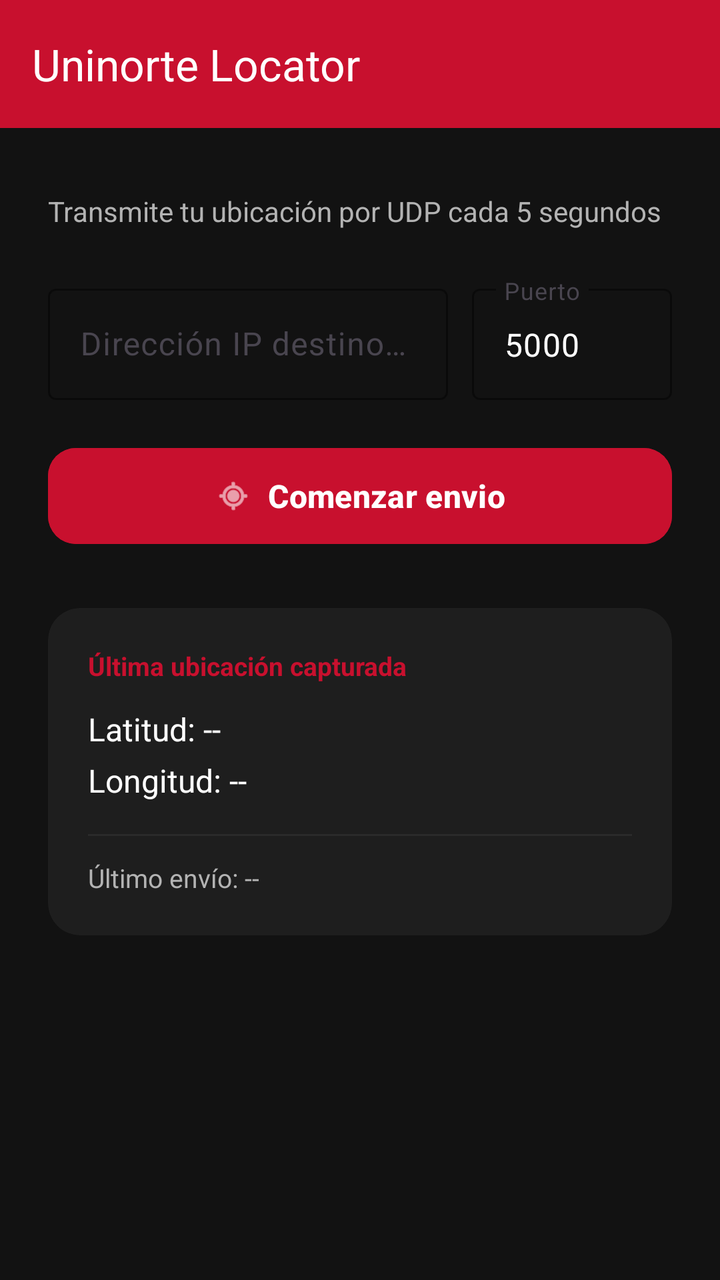
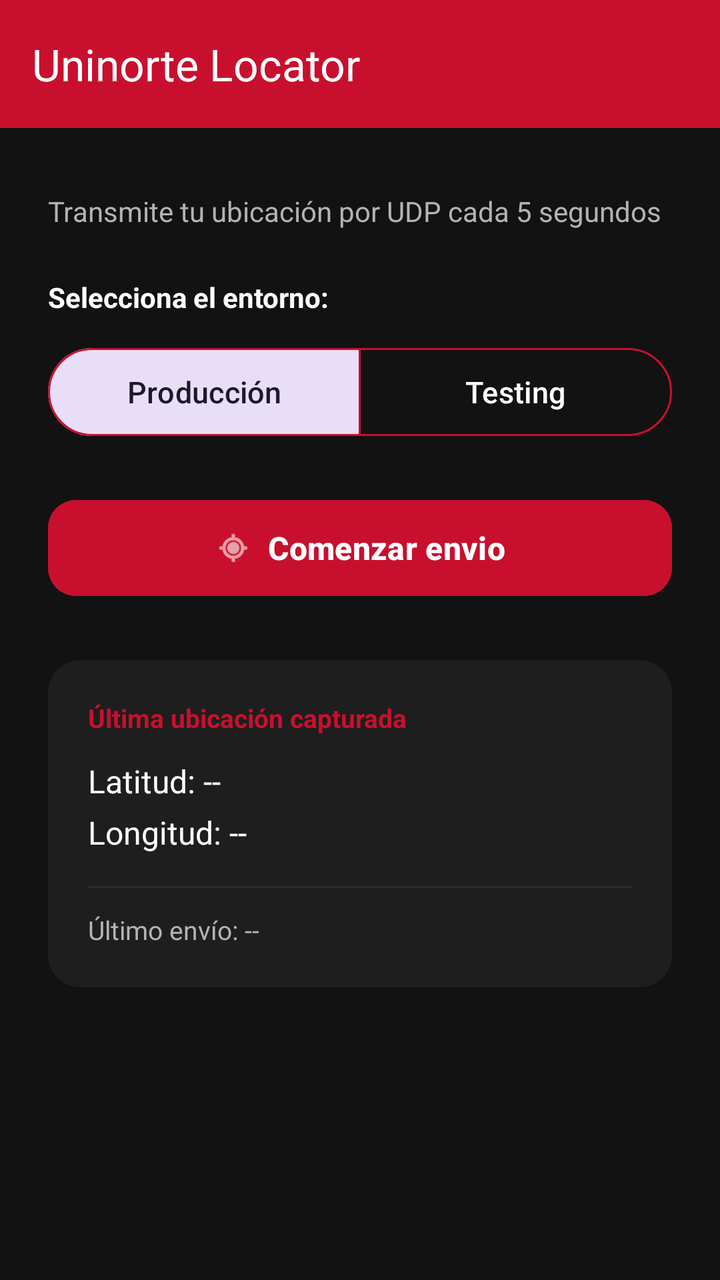

Two renders of the same Android screen: before a commit and after it. Below are the layout's source before the change and the commit's diff.
<!-- AndroidManifest.xml: application theme Theme.UninorteLocator -->
<!-- res/layout/activity_main.xml -->
<?xml version="1.0" encoding="utf-8"?>
<LinearLayout
    xmlns:android="http://schemas.android.com/apk/res/android"
    xmlns:app="http://schemas.android.com/apk/res-auto"
    xmlns:tools="http://schemas.android.com/tools"
    android:layout_width="match_parent"
    android:layout_height="match_parent"
    android:orientation="vertical"
    android:background="@color/background_dark"
    tools:context=".MainActivity">

    <com.google.android.material.appbar.MaterialToolbar
        android:id="@+id/toolbar"
        android:layout_width="match_parent"
        android:layout_height="?attr/actionBarSize"
        android:background="@color/uninorte_red"
        app:title="@string/app_name"
        app:titleTextColor="@color/white" />

    <androidx.core.widget.NestedScrollView
        android:layout_width="match_parent"
        android:layout_height="0dp"
        android:layout_weight="1"
        android:fillViewport="true">

        <androidx.constraintlayout.widget.ConstraintLayout
            android:layout_width="match_parent"
            android:layout_height="wrap_content"
            android:padding="24dp">

            <TextView
                android:id="@+id/tvSubtitle"
                android:layout_width="0dp"
                android:layout_height="wrap_content"
                android:layout_marginTop="8dp"
                android:text="@string/subtitle_send_location"
                android:textColor="@color/text_secondary"
                android:textSize="14sp"
                app:layout_constraintEnd_toEndOf="parent"
                app:layout_constraintStart_toStartOf="parent"
                app:layout_constraintTop_toTopOf="parent" />

            <com.google.android.material.textfield.TextInputLayout
                android:id="@+id/tilIp"
                style="@style/Widget.Material3.TextInputLayout.OutlinedBox"
                android:layout_width="0dp"
                android:layout_height="wrap_content"
                android:layout_marginTop="24dp"
                android:hint="@string/hint_ip_address"
                app:boxStrokeColor="@color/uninorte_red"
                app:hintTextColor="@color/uninorte_red"
                app:layout_constraintEnd_toStartOf="@id/tilPort"
                app:layout_constraintHorizontal_weight="2"
                app:layout_constraintStart_toStartOf="parent"
                app:layout_constraintTop_toBottomOf="@id/tvSubtitle">

                <com.google.android.material.textfield.TextInputEditText
                    android:id="@+id/etIpAddress"
                    android:layout_width="match_parent"
                    android:layout_height="wrap_content"
                    android:digits="0123456789."
                    android:inputType="text"
                    android:maxLength="15"
                    android:textColor="@color/white" />

            </com.google.android.material.textfield.TextInputLayout>

            <com.google.android.material.textfield.TextInputLayout
                android:id="@+id/tilPort"
                style="@style/Widget.Material3.TextInputLayout.OutlinedBox"
                android:layout_width="0dp"
                android:layout_height="wrap_content"
                android:layout_marginStart="12dp"
                android:layout_marginTop="24dp"
                android:hint="@string/hint_port"
                app:boxStrokeColor="@color/uninorte_red"
                app:hintTextColor="@color/uninorte_red"
                app:layout_constraintEnd_toEndOf="parent"
                app:layout_constraintHorizontal_weight="1"
                app:layout_constraintStart_toEndOf="@id/tilIp"
                app:layout_constraintTop_toBottomOf="@id/tvSubtitle">

                <com.google.android.material.textfield.TextInputEditText
                    android:id="@+id/etPort"
                    android:layout_width="match_parent"
                    android:layout_height="wrap_content"
                    android:digits="0123456789"
                    android:inputType="number"
                    android:maxLength="5"
                    android:text="@string/default_port"
                    android:textColor="@color/white" />

            </com.google.android.material.textfield.TextInputLayout>

            <com.google.android.material.button.MaterialButton
                android:id="@+id/btnToggleEnvio"
                android:layout_width="0dp"
                android:layout_height="56dp"
                android:layout_marginTop="20dp"
                android:backgroundTint="@color/uninorte_red"
                android:text="@string/button_start_sending"
                android:textAllCaps="false"
                android:textColor="@color/white"
                android:textSize="16sp"
                android:textStyle="bold"
                app:cornerRadius="14dp"
                app:icon="@android:drawable/ic_menu_mylocation"
                app:iconGravity="textStart"
                app:iconTint="@color/white"
                app:layout_constraintEnd_toEndOf="parent"
                app:layout_constraintStart_toStartOf="parent"
                app:layout_constraintTop_toBottomOf="@id/tilIp" />

            <com.google.android.material.button.MaterialButton
                android:id="@+id/btnDebugSend"
                android:layout_width="0dp"
                android:layout_height="48dp"
                android:layout_marginTop="12dp"
                android:visibility="gone"
                android:backgroundTint="@color/card_background"
                android:text="@string/debug_send_button"
                android:textAllCaps="false"
                android:textColor="@color/white"
                android:textSize="14sp"
                app:cornerRadius="14dp"
                app:strokeColor="@color/uninorte_red"
                app:layout_constraintEnd_toEndOf="parent"
                app:layout_constraintStart_toStartOf="parent"
                app:layout_constraintTop_toBottomOf="@id/btnToggleEnvio" />

            <androidx.cardview.widget.CardView
                android:id="@+id/cardResult"
                android:layout_width="0dp"
                android:layout_height="wrap_content"
                android:layout_marginTop="28dp"
                app:cardBackgroundColor="@color/card_background"
                app:cardCornerRadius="16dp"
                app:cardElevation="0dp"
                app:layout_constraintEnd_toEndOf="parent"
                app:layout_constraintStart_toStartOf="parent"
                app:layout_constraintTop_toBottomOf="@id/btnDebugSend">

                <LinearLayout
                    android:layout_width="match_parent"
                    android:layout_height="wrap_content"
                    android:orientation="vertical"
                    android:padding="20dp">

                    <TextView
                        android:layout_width="wrap_content"
                        android:layout_height="wrap_content"
                        android:text="@string/last_location_title"
                        android:textColor="@color/uninorte_red"
                        android:textSize="13sp"
                        android:textStyle="bold" />

                    <TextView
                        android:id="@+id/tvLatitude"
                        android:layout_width="wrap_content"
                        android:layout_height="wrap_content"
                        android:layout_marginTop="12dp"
                        android:text="@string/latitude_empty"
                        android:textColor="@color/white"
                        android:textSize="16sp" />

                    <TextView
                        android:id="@+id/tvLongitude"
                        android:layout_width="wrap_content"
                        android:layout_height="wrap_content"
                        android:layout_marginTop="4dp"
                        android:text="@string/longitude_empty"
                        android:textColor="@color/white"
                        android:textSize="16sp" />

                    <View
                        android:layout_width="match_parent"
                        android:layout_height="1dp"
                        android:layout_marginTop="16dp"
                        android:layout_marginBottom="12dp"
                        android:background="@color/divider" />

                    <TextView
                        android:id="@+id/tvLastSent"
                        android:layout_width="wrap_content"
                        android:layout_height="wrap_content"
                        android:text="@string/last_sent_empty"
                        android:textColor="@color/text_secondary"
                        android:textSize="13sp" />

                </LinearLayout>

            </androidx.cardview.widget.CardView>

            <TextView
                android:id="@+id/tvStatus"
                android:layout_width="0dp"
                android:layout_height="wrap_content"
                android:layout_marginTop="16dp"
                android:gravity="center"
                android:text=""
                android:textColor="@color/text_secondary"
                android:textSize="13sp"
                app:layout_constraintEnd_toEndOf="parent"
                app:layout_constraintStart_toStartOf="parent"
                app:layout_constraintTop_toBottomOf="@id/cardResult" />

        </androidx.constraintlayout.widget.ConstraintLayout>

    </androidx.core.widget.NestedScrollView>

</LinearLayout>
<!-- resources referenced by this layout -->
<resources>
  <color name="background_dark">#121212</color>
  <color name="card_background">#1E1E1E</color>
  <color name="divider">#2A2A2A</color>
  <color name="text_secondary">#B3B3B3</color>
  <color name="uninorte_red">#C8102E</color>
  <color name="white">#FFFFFF</color>
  <string name="app_name">Uninorte Locator</string>
  <string name="button_start_sending">Comenzar envio</string>
  <string name="debug_send_button">Enviar localización</string>
  <string name="default_port">5000</string>
  <string name="hint_ip_address">Dirección IP destino (Ej: 190.60.61.93)</string>
  <string name="hint_port">Puerto</string>
  <string name="last_location_title">Última ubicación capturada</string>
  <string name="last_sent_empty">Último envío: --</string>
  <string name="latitude_empty">Latitud: --</string>
  <string name="longitude_empty">Longitud: --</string>
  <string name="subtitle_send_location">Transmite tu ubicación por UDP cada 5 segundos</string>
  <style name="Theme.UninorteLocator" parent="Theme.Material3.DayNight.NoActionBar">
          
          <item name="colorPrimary">@color/uninorte_red</item>
          <item name="colorPrimaryVariant">@color/uninorte_red_dark</item>
          <item name="colorOnPrimary">@color/white</item>
  
          
          <item name="android:windowBackground">@color/background_dark</item>
          <item name="colorSurface">@color/background_dark</item>
          <item name="colorOnSurface">@color/white</item>
  
          
          <item name="android:statusBarColor">@color/black</item>
          <item name="android:windowLightStatusBar" tools:targetApi="m">false</item>
      </style>
  <color name="uninorte_red_dark">#8F0B20</color>
  <color name="black">#000000</color>
</resources>

<!-- the commit's change to res/layout/activity_main.xml (unified diff, before → after) -->
@@ -40,63 +40,60 @@
                 app:layout_constraintStart_toStartOf="parent"
                 app:layout_constraintTop_toTopOf="parent" />
 
-            <com.google.android.material.textfield.TextInputLayout
-                android:id="@+id/tilIp"
-                style="@style/Widget.Material3.TextInputLayout.OutlinedBox"
+            <TextView
+                android:id="@+id/tvModeLabel"
                 android:layout_width="0dp"
                 android:layout_height="wrap_content"
                 android:layout_marginTop="24dp"
-                android:hint="@string/hint_ip_address"
-                app:boxStrokeColor="@color/uninorte_red"
-                app:hintTextColor="@color/uninorte_red"
-                app:layout_constraintEnd_toStartOf="@id/tilPort"
-                app:layout_constraintHorizontal_weight="2"
-                app:layout_constraintStart_toStartOf="parent"
-                app:layout_constraintTop_toBottomOf="@id/tvSubtitle">
-
-                <com.google.android.material.textfield.TextInputEditText
-                    android:id="@+id/etIpAddress"
-                    android:layout_width="match_parent"
-                    android:layout_height="wrap_content"
-                    android:digits="0123456789."
-                    android:inputType="text"
-                    android:maxLength="15"
-                    android:textColor="@color/white" />
-
-            </com.google.android.material.textfield.TextInputLayout>
-
-            <com.google.android.material.textfield.TextInputLayout
-                android:id="@+id/tilPort"
-                style="@style/Widget.Material3.TextInputLayout.OutlinedBox"
-                android:layout_width="0dp"
-                android:layout_height="wrap_content"
-                android:layout_marginStart="12dp"
-                android:layout_marginTop="24dp"
-                android:hint="@string/hint_port"
-                app:boxStrokeColor="@color/uninorte_red"
-                app:hintTextColor="@color/uninorte_red"
-                app:layout_constraintEnd_toEndOf="parent"
-                app:layout_constraintHorizontal_weight="1"
-                app:layout_constraintStart_toEndOf="@id/tilIp"
-                app:layout_constraintTop_toBottomOf="@id/tvSubtitle">
-
-                <com.google.android.material.textfield.TextInputEditText
-                    android:id="@+id/etPort"
-                    android:layout_width="match_parent"
-                    android:layout_height="wrap_content"
-                    android:digits="0123456789"
-                    android:inputType="number"
-                    android:maxLength="5"
-                    android:text="@string/default_port"
-                    android:textColor="@color/white" />
-
-            </com.google.android.material.textfield.TextInputLayout>
+                android:text="@string/mode_label"
+                android:textColor="@color/white"
+                android:textSize="14sp"
+                android:textStyle="bold"
+                app:layout_constraintEnd_toEndOf="parent"
+                app:layout_constraintStart_toStartOf="parent"
+                app:layout_constraintTop_toBottomOf="@id/tvSubtitle" />
+
+            <com.google.android.material.button.MaterialButtonToggleGroup
+                android:id="@+id/toggleGroupMode"
+                android:layout_width="0dp"
+                android:layout_height="wrap_content"
+                android:layout_marginTop="12dp"
+                app:checkedButton="@id/btnModeProduction"
+                app:selectionRequired="true"
+                app:singleSelection="true"
+                app:layout_constraintEnd_toEndOf="parent"
+                app:layout_constraintStart_toStartOf="parent"
+                app:layout_constraintTop_toBottomOf="@id/tvModeLabel">
+
+                <com.google.android.material.button.MaterialButton
+                    android:id="@+id/btnModeProduction"
+                    style="?attr/materialButtonOutlinedStyle"
+                    android:layout_width="0dp"
+                    android:layout_height="52dp"
+                    android:layout_weight="1"
+                    android:text="@string/mode_production"
+                    android:textAllCaps="false"
+                    android:textSize="15sp"
+                    app:strokeColor="@color/uninorte_red" />
+
+                <com.google.android.material.button.MaterialButton
+                    android:id="@+id/btnModeTesting"
+                    style="?attr/materialButtonOutlinedStyle"
+                    android:layout_width="0dp"
+                    android:layout_height="52dp"
+                    android:layout_weight="1"
+                    android:text="@string/mode_testing"
+                    android:textAllCaps="false"
+                    android:textSize="15sp"
+                    app:strokeColor="@color/uninorte_red" />
+
+            </com.google.android.material.button.MaterialButtonToggleGroup>
 
             <com.google.android.material.button.MaterialButton
                 android:id="@+id/btnToggleEnvio"
                 android:layout_width="0dp"
                 android:layout_height="56dp"
-                android:layout_marginTop="20dp"
+                android:layout_marginTop="24dp"
                 android:backgroundTint="@color/uninorte_red"
                 android:text="@string/button_start_sending"
                 android:textAllCaps="false"
@@ -109,7 +106,7 @@
                 app:iconTint="@color/white"
                 app:layout_constraintEnd_toEndOf="parent"
                 app:layout_constraintStart_toStartOf="parent"
-                app:layout_constraintTop_toBottomOf="@id/tilIp" />
+                app:layout_constraintTop_toBottomOf="@id/toggleGroupMode" />
 
             <com.google.android.material.button.MaterialButton
                 android:id="@+id/btnDebugSend"
<!-- resource entries referenced after the edit -->
@@ -9,13 +9,13 @@
   <string name="app_name">Uninorte Locator</string>
   <string name="button_start_sending">Comenzar envio</string>
   <string name="debug_send_button">Enviar localización</string>
-  <string name="default_port">5000</string>
-  <string name="hint_ip_address">Dirección IP destino (Ej: 190.60.61.93)</string>
-  <string name="hint_port">Puerto</string>
   <string name="last_location_title">Última ubicación capturada</string>
   <string name="last_sent_empty">Último envío: --</string>
   <string name="latitude_empty">Latitud: --</string>
   <string name="longitude_empty">Longitud: --</string>
+  <string name="mode_label">Selecciona el entorno:</string>
+  <string name="mode_production">Producción</string>
+  <string name="mode_testing">Testing</string>
   <string name="subtitle_send_location">Transmite tu ubicación por UDP cada 5 segundos</string>
   <style name="Theme.UninorteLocator" parent="Theme.Material3.DayNight.NoActionBar">
           
